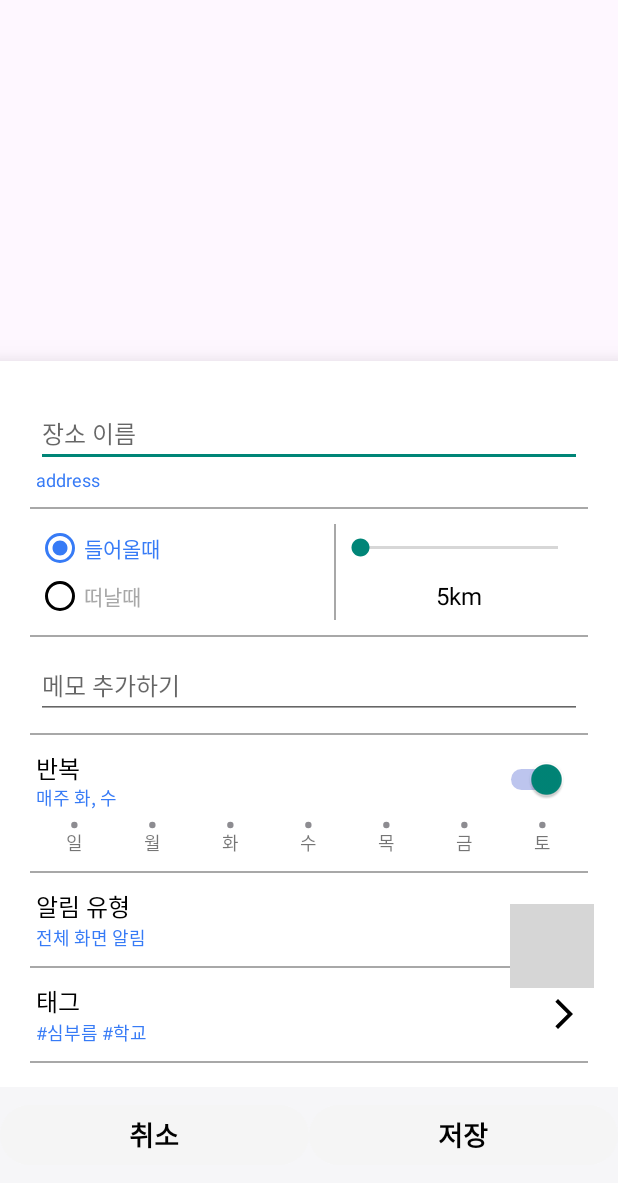
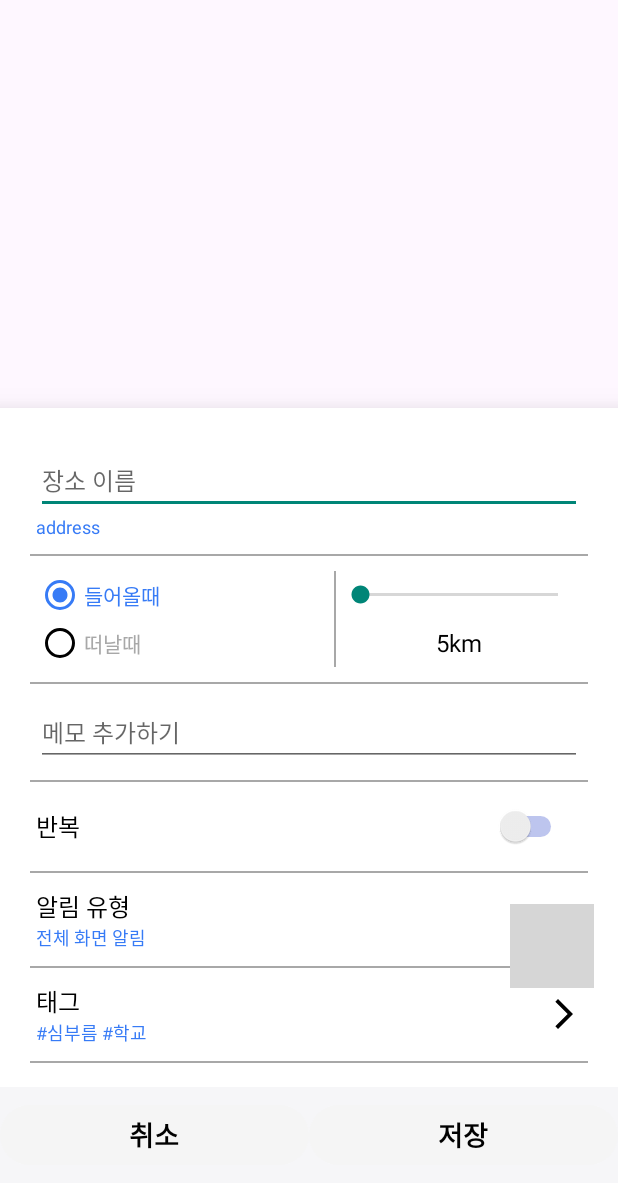
Before and after one commit to moti-app/moti_Android, an Android app: the fragment AddLocationMemoFragment placed in its activity, on a phone screen of 412 x 824 dp, the part 53-1236 px from its top. Run offline under Robolectric (Android 15) with nearby library versions, the phone set to English and light mode, and no system bars; our stand-ins replace Room's generated code; grey boxes are pictures that could not be loaded.

Commit message:
Chore: AddMemoFragment ui 수정

```diff
--- a/moti/app/src/main/res/layout/fragment_add_memo.xml
+++ b/moti/app/src/main/res/layout/fragment_add_memo.xml
@@ -183,7 +183,7 @@
                     <LinearLayout
                         android:layout_width="match_parent"
                         android:layout_height="match_parent"
-                        android:layout_gravity="center"
+                        android:gravity="center_vertical"
                         android:layout_weight="1"
                         android:orientation="vertical">
 
@@ -192,7 +192,6 @@
                             style="@style/b3"
                             android:layout_width="match_parent"
                             android:layout_height="wrap_content"
-                            android:layout_weight="1"
                             android:text="반복"
                             android:textColor="@color/black" />
 
@@ -201,19 +200,19 @@
                             style="@style/b5"
                             android:layout_width="match_parent"
                             android:layout_height="wrap_content"
-                            android:layout_weight="1"
                             android:text="매주 화, 수"
                             android:textAllCaps="false"
                             android:textAppearance="@style/TextAppearance.AppCompat.Body1"
                             android:textColor="@color/mt_main"
-                            android:textStyle="normal" />
+                            android:textStyle="normal"
+                            android:visibility="gone"/>
                     </LinearLayout>
 
                     <Switch
                         android:id="@+id/repeatSwitch"
                         android:layout_width="wrap_content"
                         android:layout_height="wrap_content"
-                        android:checked="true"
+                        android:checked="false"
                         android:padding="10dp"
                         android:splitTrack="false"
                         android:trackTint="#001FBC" />
@@ -221,11 +220,13 @@
                 </LinearLayout>
 
                 <LinearLayout
+                    android:id="@+id/add_memo_repeat_day_ll"
                     android:layout_width="match_parent"
                     android:layout_height="wrap_content"
                     android:orientation="horizontal"
                     android:layout_marginTop="8dp"
                     android:weightSum="7"
+                    android:visibility="gone"
                     app:layout_constraintTop_toTopOf="@id/item_memo_cl"
                     app:layout_constraintBottom_toBottomOf="@id/item_memo_cl"
                     app:layout_constraintEnd_toStartOf="@id/item_memo_toggle_sc">
```
